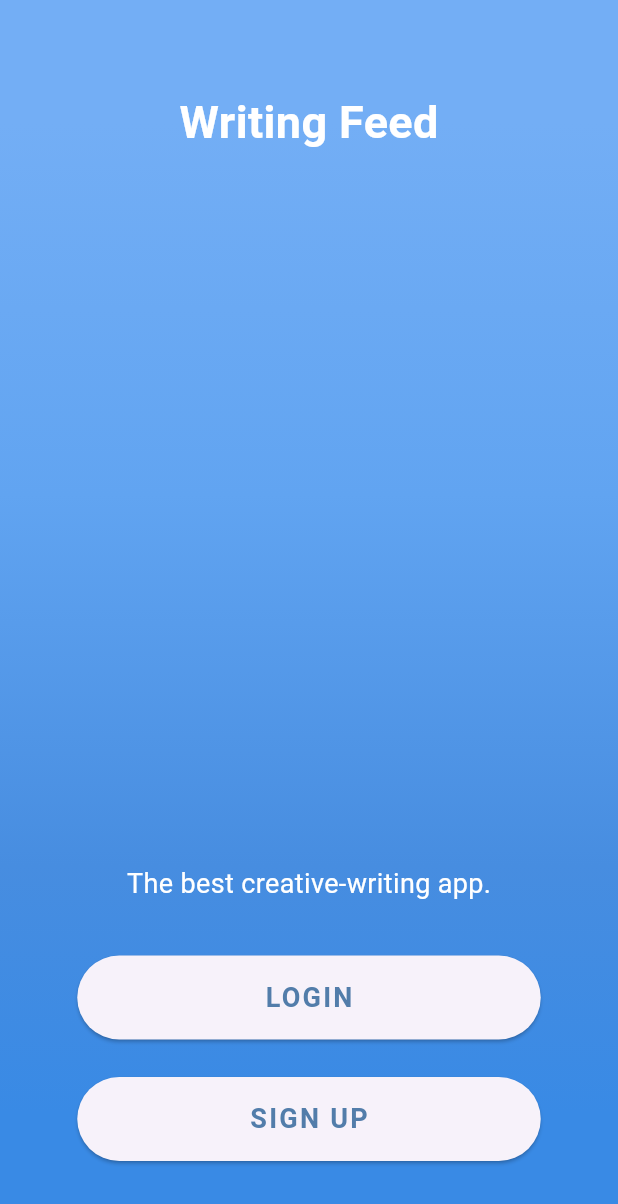
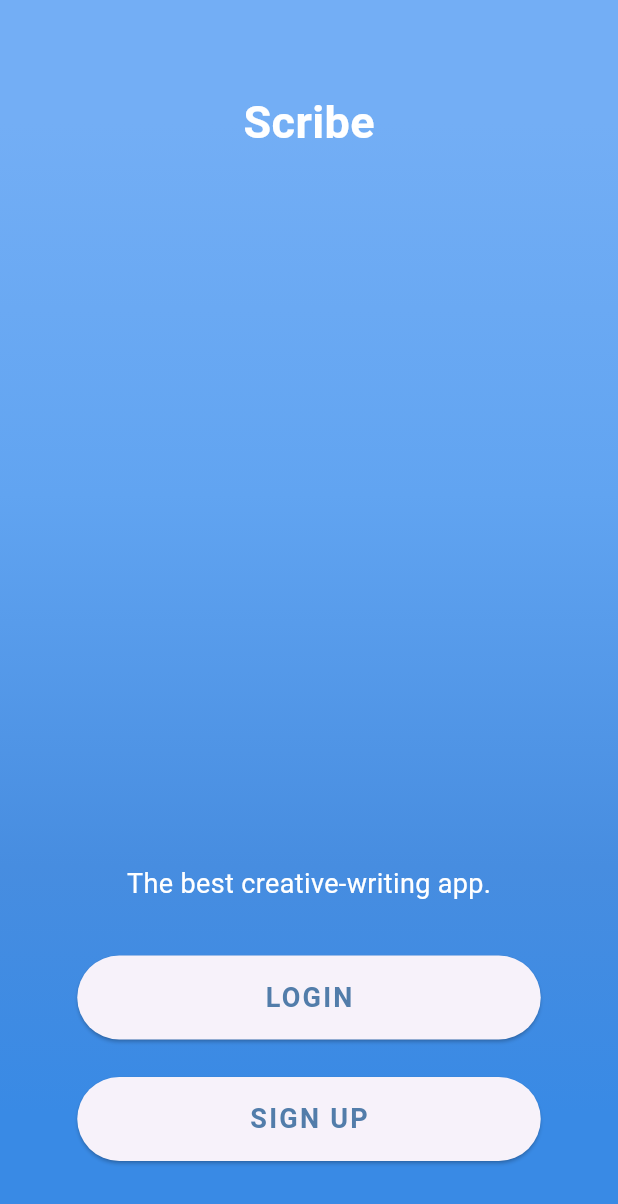
Before and after one commit to IK-49/Scribe, a Flutter app: the screen it shows after launch, on a phone screen of 412 x 824 dp. Shown: the top 1204 px of the screen. Run offline on Flutter 3.47's test engine with Material 3 defaults, Android fonts, the phone set to English and light mode, and no system bars; our stand-ins replace firebase_auth, firebase_core; missing offline and left inert: flutter_quill; accounts and stored records are empty; Roboto replaces fonts that are missing (OpenSans).

Commit message:
renamed most mentions of writing feed to scribe
i might have destroyed the entire project 🔥🔥🔥

```diff
--- a/lib/login_pages/landing_page.dart
+++ b/lib/login_pages/landing_page.dart
@@ -1,7 +1,7 @@
 import 'package:flutter/material.dart';
 import 'package:flutter/services.dart';
-import 'package:writing_feed_app/login_pages/login.dart';
-import 'package:writing_feed_app/login_pages/sign_up.dart';
+import 'package:Scribe/login_pages/login.dart';
+import 'package:Scribe/login_pages/sign_up.dart';
 
 class LandingPage extends StatefulWidget {
   @override
@@ -108,7 +108,7 @@ class _LandingPageState extends State<LandingPage> {
                     children: <Widget>[
                       SizedBox(height: 60.0),
                       Text(
-                        'Writing Feed',
+                        'Scribe',
                         style: TextStyle(
                           color: Colors.white,
                           fontFamily: 'OpenSans',
--- a/lib/login_pages/login.dart
+++ b/lib/login_pages/login.dart
@@ -1,6 +1,6 @@
 import 'package:flutter/material.dart';
 import 'package:flutter/services.dart';
-import 'package:writing_feed_app/main_pages/main_page.dart';
+import 'package:Scribe/main_pages/main_page.dart';
 import '../constants.dart';
 import 'package:firebase_auth/firebase_auth.dart';
 import 'sign_up.dart';
--- a/lib/login_pages/sign_up.dart
+++ b/lib/login_pages/sign_up.dart
@@ -1,6 +1,6 @@
 import 'package:flutter/material.dart';
 import 'package:flutter/services.dart';
-import 'package:writing_feed_app/main_pages/main_page.dart';
+import 'package:Scribe/main_pages/main_page.dart';
 import '../constants.dart';
 import 'package:firebase_auth/firebase_auth.dart';
 
--- a/lib/main.dart
+++ b/lib/main.dart
@@ -1,7 +1,7 @@
 import 'package:firebase_core/firebase_core.dart';
 import 'package:firebase_auth/firebase_auth.dart';
 import 'package:flutter/material.dart';
-import 'package:writing_feed_app/main_pages/main_page.dart';
+import 'package:Scribe/main_pages/main_page.dart';
 import 'login_pages/landing_page.dart';
 
 void main() async {
@@ -14,7 +14,7 @@ class MyApp extends StatelessWidget {
   @override
   Widget build(BuildContext context) {
     return MaterialApp(
-      title: 'Writing Feed',
+      title: 'Scribe',
       theme: ThemeData(
         scaffoldBackgroundColor: Color.fromARGB(255, 245, 244, 255),
       ),
--- a/lib/main_pages/main_page.dart
+++ b/lib/main_pages/main_page.dart
@@ -1,6 +1,6 @@
 import 'package:firebase_auth/firebase_auth.dart';
 import 'package:flutter/material.dart';
-import 'package:writing_feed_app/login_pages/landing_page.dart';
+import 'package:Scribe/login_pages/landing_page.dart';
 import 'feed.dart';
 import 'profile.dart';
 import 'notifications.dart';
@@ -65,7 +65,7 @@ class _MainScreenState extends State<MainScreen> {
             );
           },
         ),
-        title: Text("Writing Feed"),
+        title: Text("Scribe"),
       ),
       body: Stack(
         children: [
--- a/lib/post/new_post.dart
+++ b/lib/post/new_post.dart
@@ -3,7 +3,7 @@ import 'package:flutter/material.dart';
 import 'package:flutter_quill/flutter_quill.dart' as quill;
 import 'package:flutter_quill/flutter_quill.dart';
 import 'package:http/http.dart' as http;
-import 'package:writing_feed_app/main_pages/main_page.dart';
+import 'package:Scribe/main_pages/main_page.dart';
 import 'dart:convert';
 import '../main_pages/feed.dart';
 
--- a/pubspec.yaml
+++ b/pubspec.yaml
@@ -1,4 +1,4 @@
-name: writing_feed_app
+name: Scribe
 description: "A new Flutter project."
 publish_to: 'none'
 version: 0.1.0
@@ -17,6 +17,7 @@ dependencies:
   get: ^4.6.6
   http: ^1.2.1
   video_player: ^2.9.1
+  change_app_package_name: ^1.3.0
 
 dev_dependencies:
   flutter_test:
```
Also changed, not shown: 4 other files.
